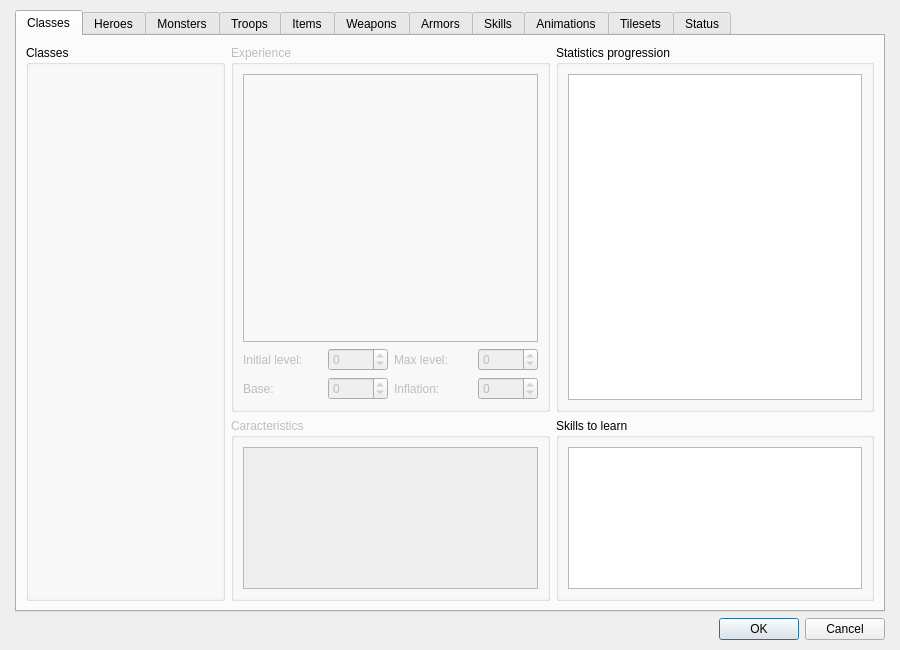
Old version of the form Dialogs/dialogdatas.ui in the repository RPG-Paper-Maker/RPG-Paper-Maker.
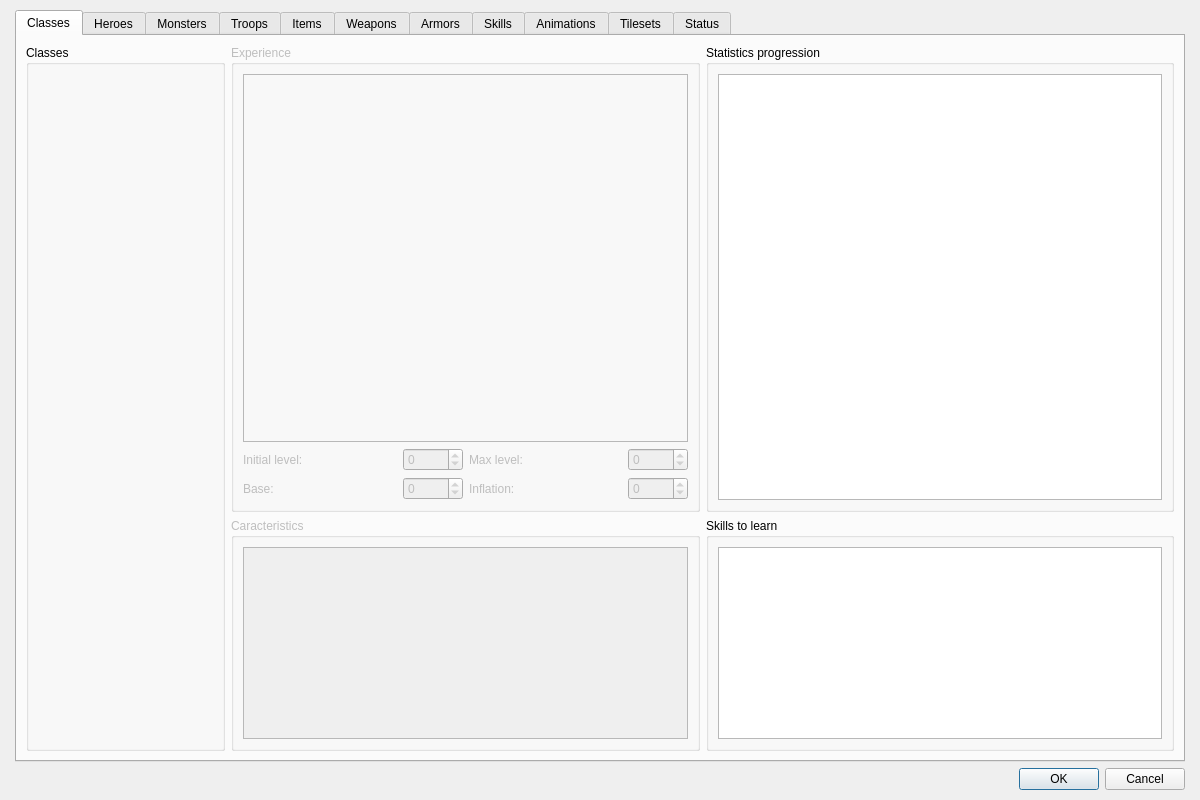
New version of the form. Custom widgets are drawn as their Qt base class.

```diff
--- a/Dialogs/dialogdatas.ui
+++ b/Dialogs/dialogdatas.ui
@@ -6,20 +6,20 @@
    <rect>
     <x>0</x>
     <y>0</y>
-    <width>900</width>
-    <height>650</height>
+    <width>1200</width>
+    <height>800</height>
    </rect>
   </property>
   <property name="minimumSize">
    <size>
-    <width>900</width>
-    <height>650</height>
+    <width>1200</width>
+    <height>800</height>
    </size>
   </property>
   <property name="maximumSize">
    <size>
-    <width>900</width>
-    <height>650</height>
+    <width>1200</width>
+    <height>800</height>
    </size>
   </property>
   <property name="contextMenuPolicy">
```
